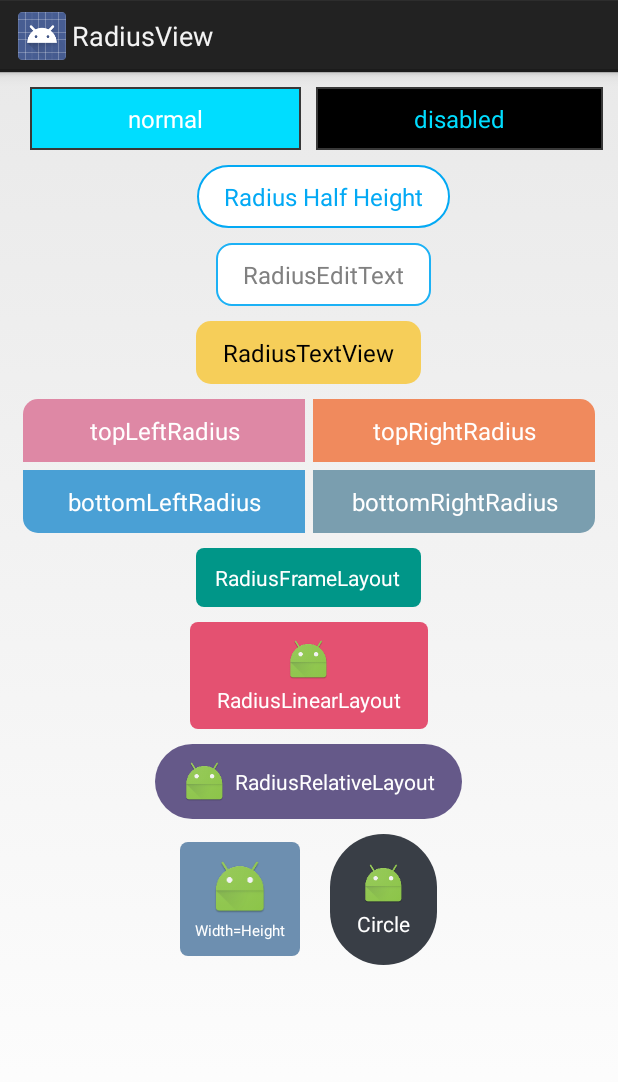
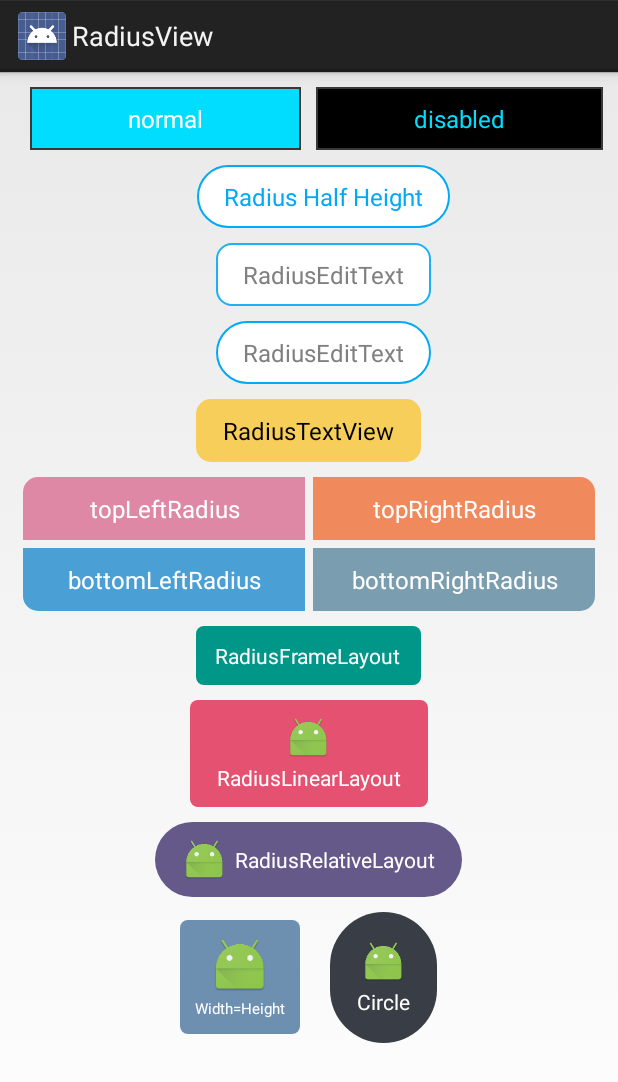
Before and after one commit to AriesHoo/RadiusView, an Android app: the screen it shows after launch (MainActivity), on a phone screen of 412 x 824 dp. Shown: the top 1082 px of the screen. Run offline under Robolectric (Android 15) with nearby library versions, the phone set to English and light mode, and no system bars.

Commit message:
1、修改RadiusEditText无法切换焦点BUG(默认setFocusableInTouchMode(true))

```diff
--- a/app/src/main/res/layout/activity_main.xml
+++ b/app/src/main/res/layout/activity_main.xml
@@ -87,8 +87,6 @@
             android:layout_height="wrap_content"
             android:layout_marginBottom="10dp"
             android:layout_marginLeft="10dp"
-            android:focusable="true"
-            android:focusableInTouchMode="true"
             android:hint="RadiusEditText"
             android:paddingBottom="10dp"
             android:paddingLeft="18dp"
@@ -96,6 +94,25 @@
             android:paddingTop="10dp"
             android:textColor="#03A9F4"
             android:textCursorDrawable="@null"
+            rv:rv_backgroundColor="@android:color/white"
+            rv:rv_radius="10dp"
+            rv:rv_strokeColor="#03A9F4"
+            rv:rv_strokeWidth="1dp"/>
+
+        <com.aries.ui.view.radius.RadiusEditText
+            android:id="@+id/ret_circle"
+            android:layout_width="wrap_content"
+            android:layout_height="wrap_content"
+            android:layout_marginBottom="10dp"
+            android:layout_marginLeft="10dp"
+            android:hint="RadiusEditText"
+            android:paddingBottom="10dp"
+            android:paddingLeft="18dp"
+            android:paddingRight="18dp"
+            android:paddingTop="10dp"
+            android:textColor="#03A9F4"
+            android:textCursorDrawable="@null"
+            rv:rv_radiusHalfHeightEnable="true"
             rv:rv_backgroundColor="@android:color/white"
             rv:rv_radius="10dp"
             rv:rv_strokeColor="#03A9F4"
--- a/library/src/main/java/com/aries/ui/view/radius/RadiusEditText.java
+++ b/library/src/main/java/com/aries/ui/view/radius/RadiusEditText.java
@@ -23,6 +23,7 @@ public class RadiusEditText extends EditText {
     public RadiusEditText(Context context, AttributeSet attrs, int defStyleAttr) {
         super(context, attrs, defStyleAttr);
         delegate = new RadiusViewDelegate(this, context, attrs);
+        setFocusableInTouchMode(true);
     }
 
     /**
```
Also changed, not shown: 1 other file.
